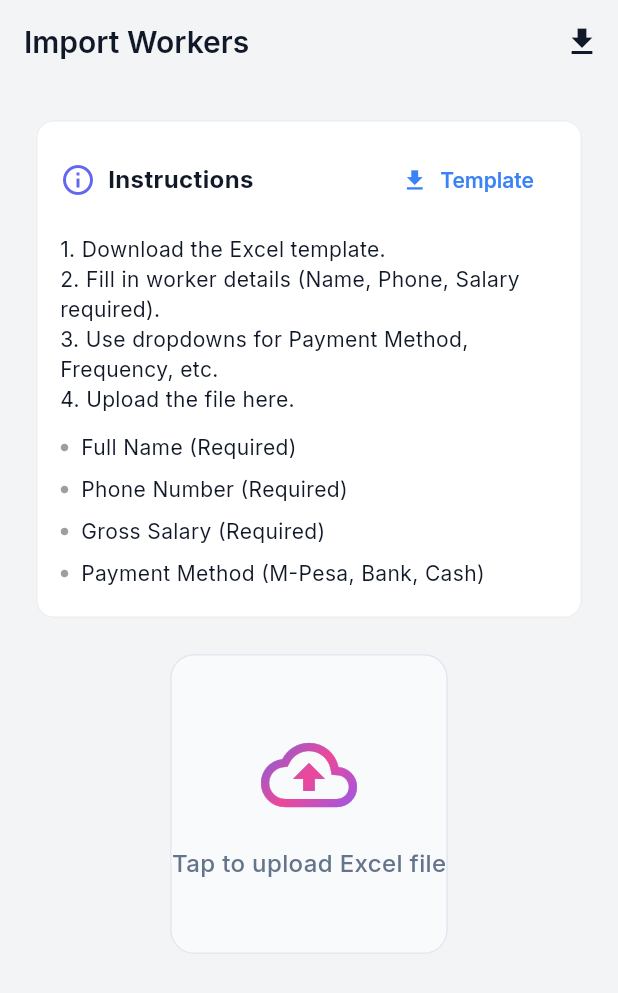
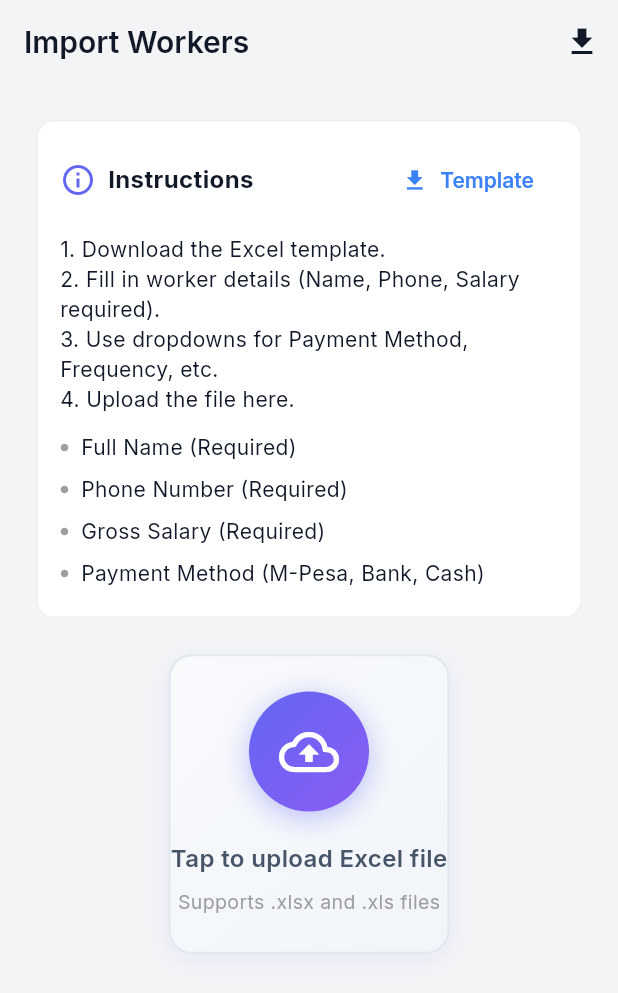
Before and after one commit to ronslink/payKey, a Flutter app: the WorkersImportPage screen opened by its route, on a phone screen of 412 x 824 dp. Shown: the top 993 px of the screen. Run offline on Flutter 3.47's test engine with Material 3 defaults, Android fonts, the phone set to English and light mode, and no system bars; our stand-ins replace dio, file_picker, flutter_riverpod, flutter_secure_storage, freezed_annotation, geolocator and 5 more; missing offline and left inert: flutter_background_geolocation, universal_html; accounts and stored records are empty; network calls fail.

Commit message:
Add iOS deployment analysis and workers page updates

```diff
--- a/mobile/lib/features/workers/pages/workers_page.dart
+++ b/mobile/lib/features/workers/pages/workers_page.dart
@@ -155,13 +155,27 @@ class _WorkersPageState extends ConsumerState<WorkersPage> {
             onPressed: () => context.push('/properties'),
           ),
         IconButton(
-          icon: ShaderMask(
-            shaderCallback: (bounds) => const LinearGradient(
-              colors: [Color(0xFF6366F1), Color(0xFFEC4899)],
-              begin: Alignment.topLeft,
-              end: Alignment.bottomRight,
-            ).createShader(bounds),
-            child: const Icon(Icons.upload_file_outlined),
+          icon: Container(
+            padding: const EdgeInsets.all(8),
+            decoration: BoxDecoration(
+              gradient: LinearGradient(
+                colors: [const Color(0xFF6366F1).withValues(alpha: 0.15), const Color(0xFFEC4899).withValues(alpha: 0.15)],
+                begin: Alignment.topLeft,
+                end: Alignment.bottomRight,
+              ),
+              borderRadius: BorderRadius.circular(12),
+              border: Border.all(
+                color: const Color(0xFF6366F1).withValues(alpha: 0.3),
+              ),
+            ),
+            child: ShaderMask(
+              shaderCallback: (bounds) => const LinearGradient(
+                colors: [Color(0xFF6366F1), Color(0xFFEC4899), Color(0xFF8B5CF6)],
+                begin: Alignment.topLeft,
+                end: Alignment.bottomRight,
+              ).createShader(bounds),
+              child: const Icon(Icons.file_upload_outlined, size: 22),
+            ),
           ),
           onPressed: () => context.push(WorkersConstants.importWorkersRoute),
           tooltip: 'Import Workers',
--- a/mobile/lib/features/workers/presentation/pages/workers_import_page.dart
+++ b/mobile/lib/features/workers/presentation/pages/workers_import_page.dart
@@ -249,25 +249,64 @@ class _WorkersImportPageState extends ConsumerState<WorkersImportPage> {
           child: Container(
             height: 200,
             decoration: BoxDecoration(
-               color: const Color(0xFFF8FAFC),
+              gradient: LinearGradient(
+                begin: Alignment.topLeft,
+                end: Alignment.bottomRight,
+                colors: [
+                  const Color(0xFFF8FAFC),
+                  const Color(0xFFF1F5F9),
+                ],
+              ),
               borderRadius: BorderRadius.circular(16),
-               border: Border.all(color: const Color(0xFFE2E8F0), style: BorderStyle.solid),
+              border: Border.all(
+                color: const Color(0xFFE2E8F0),
+                width: 1.5,
+              ),
+              boxShadow: [
+                BoxShadow(
+                  color: const Color(0xFF6366F1).withValues(alpha: 0.08),
+                  blurRadius: 12,
+                  offset: const Offset(0, 4),
+                ),
+              ],
             ),
             child: Column(
               mainAxisAlignment: MainAxisAlignment.center,
               children: [
-                   ShaderMask(
-                     shaderCallback: (bounds) => const LinearGradient(
-                       colors: [Color(0xFF6366F1), Color(0xFFEC4899), Color(0xFF8B5CF6)],
+                Container(
+                  padding: const EdgeInsets.all(20),
+                  decoration: BoxDecoration(
+                    gradient: LinearGradient(
+                      colors: [Color(0xFF6366F1), Color(0xFF8B5CF6)],
                       begin: Alignment.topLeft,
                       end: Alignment.bottomRight,
-                     ).createShader(bounds),
-                     child: const Icon(Icons.cloud_upload_outlined, size: 64, color: Colors.white),
                     ),
-                   SizedBox(height: 16),
+                    shape: BoxShape.circle,
+                    boxShadow: [
+                      BoxShadow(
+                        color: const Color(0xFF6366F1).withValues(alpha: 0.4),
+                        blurRadius: 16,
+                        offset: const Offset(0, 4),
+                      ),
+                    ],
+                  ),
+                  child: const Icon(Icons.cloud_upload_outlined, size: 40, color: Colors.white),
+                ),
+                const SizedBox(height: 20),
+                const Text(
+                  'Tap to upload Excel file',
+                  style: TextStyle(
+                    fontSize: 16,
+                    fontWeight: FontWeight.w600,
+                    color: Color(0xFF475569),
+                  ),
+                ),
+                const SizedBox(height: 8),
                 Text(
-                      'Tap to upload Excel file',
-                      style: TextStyle(fontSize: 16, fontWeight: FontWeight.w500, color: Color(0xFF64748B)),
+                  'Supports .xlsx and .xls files',
+                  style: TextStyle(
+                    fontSize: 13,
+                    color: Colors.grey.shade500),
                 ),
               ],
             ),
```
Also changed, not shown: .roo/mcp.json (added), 1 other file. Lines whose indentation alone changed are shown as unchanged.
